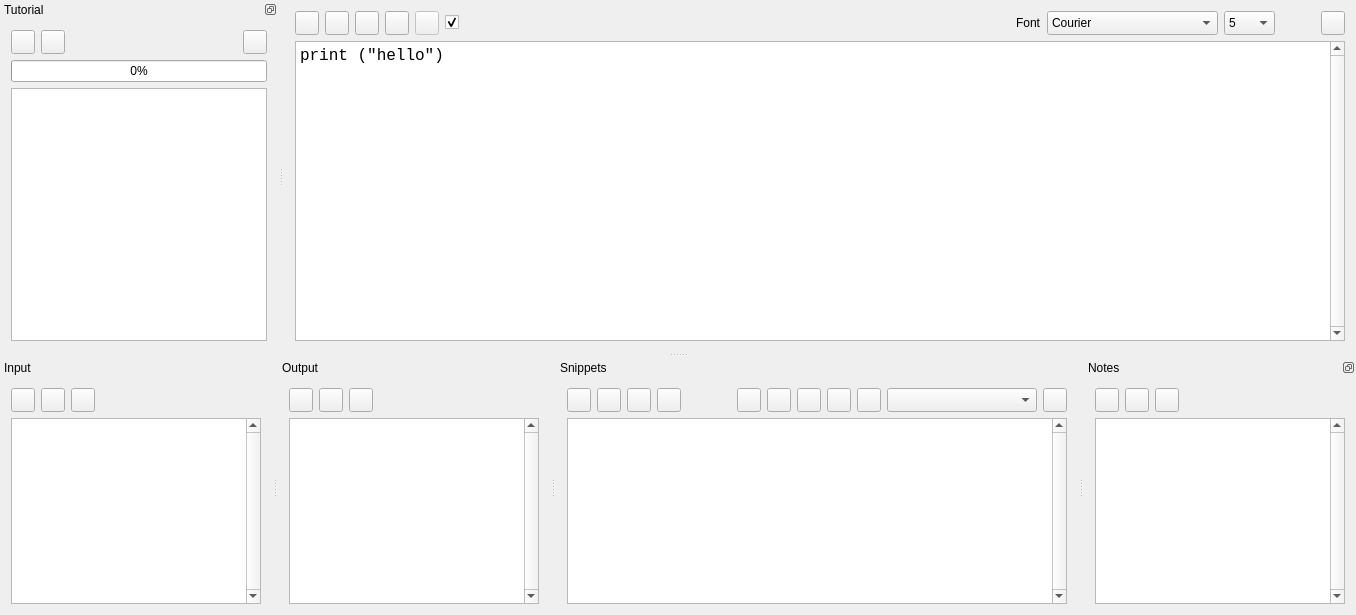
This is UI/mainview.ui in JaDogg/expressPython as Qt 5 draws it before an edit. The edited form follows.
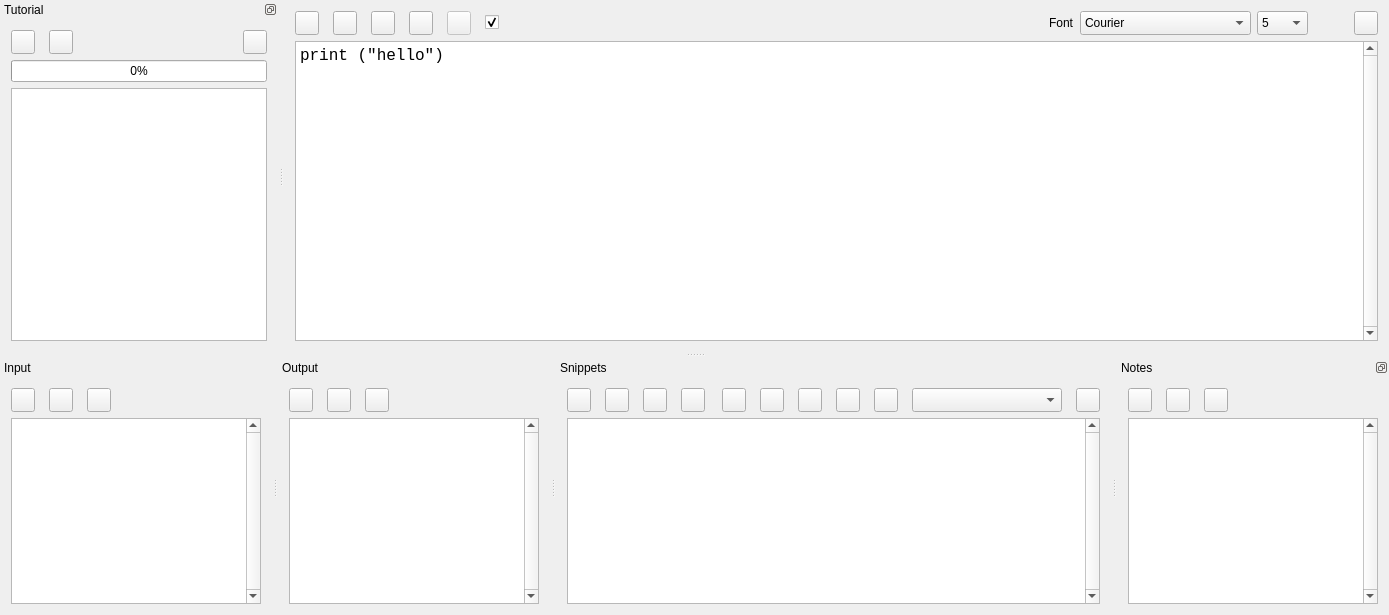
This is the edited form. Icons and pictures are not drawn. Custom widgets are drawn as their Qt base class.

```diff
--- a/UI/mainview.ui
+++ b/UI/mainview.ui
@@ -6,7 +6,7 @@
    <rect>
     <x>0</x>
     <y>0</y>
-    <width>1337</width>
+    <width>1389</width>
     <height>615</height>
    </rect>
   </property>
@@ -56,6 +56,22 @@
         </property>
        </widget>
       </item>
+      <item>
+       <spacer name="horizontalSpacer">
+        <property name="orientation">
+         <enum>Qt::Horizontal</enum>
+        </property>
+        <property name="sizeType">
+         <enum>QSizePolicy::Fixed</enum>
+        </property>
+        <property name="sizeHint" stdset="0">
+         <size>
+          <width>8</width>
+          <height>20</height>
+         </size>
+        </property>
+       </spacer>
+      </item>
       <item>
        <widget class="QPushButton" name="btnCodeSave">
         <property name="minimumSize">
@@ -88,6 +104,22 @@
         </property>
        </widget>
       </item>
+      <item>
+       <spacer name="horizontalSpacer_2">
+        <property name="orientation">
+         <enum>Qt::Horizontal</enum>
+        </property>
+        <property name="sizeType">
+         <enum>QSizePolicy::Minimum</enum>
+        </property>
+        <property name="sizeHint" stdset="0">
+         <size>
+          <width>8</width>
+          <height>20</height>
+         </size>
+        </property>
+       </spacer>
+      </item>
       <item>
        <widget class="QPushButton" name="btnCodeClear">
         <property name="minimumSize">
@@ -120,6 +152,22 @@
         </property>
        </widget>
       </item>
+      <item>
+       <spacer name="horizontalSpacer_3">
+        <property name="orientation">
+         <enum>Qt::Horizontal</enum>
+        </property>
+        <property name="sizeType">
+         <enum>QSizePolicy::Maximum</enum>
+        </property>
+        <property name="sizeHint" stdset="0">
+         <size>
+          <width>8</width>
+          <height>20</height>
+         </size>
+        </property>
+       </spacer>
+      </item>
       <item>
        <widget class="QPushButton" name="btnRun">
         <property name="minimumSize">
@@ -152,6 +200,22 @@
         </property>
        </widget>
       </item>
+      <item>
+       <spacer name="horizontalSpacer_4">
+        <property name="orientation">
+         <enum>Qt::Horizontal</enum>
+        </property>
+        <property name="sizeType">
+         <enum>QSizePolicy::Minimum</enum>
+        </property>
+        <property name="sizeHint" stdset="0">
+         <size>
+          <width>8</width>
+          <height>20</height>
+         </size>
+        </property>
+       </spacer>
+      </item>
       <item>
        <widget class="QPushButton" name="btnStopPython">
         <property name="enabled">
@@ -187,6 +251,22 @@
         </property>
        </widget>
       </item>
+      <item>
+       <spacer name="horizontalSpacer_5">
+        <property name="orientation">
+         <enum>Qt::Horizontal</enum>
+        </property>
+        <property name="sizeType">
+         <enum>QSizePolicy::Minimum</enum>
+        </property>
+        <property name="sizeHint" stdset="0">
+         <size>
+          <width>8</width>
+          <height>20</height>
+         </size>
+        </property>
+       </spacer>
+      </item>
       <item>
        <widget class="QCheckBox" name="chkClearOut">
         <property name="toolTip">
@@ -244,7 +324,7 @@
          <bool>false</bool>
         </property>
         <property name="currentText">
-         <string>CodingFontTobi</string>
+         <string>Consolas</string>
         </property>
         <property name="fontFilters">
          <set>QFontComboBox::MonospacedFonts</set>
@@ -493,6 +573,22 @@
            </property>
           </widget>
          </item>
+         <item>
+          <spacer name="horizontalSpacer_7">
+           <property name="orientation">
+            <enum>Qt::Horizontal</enum>
+           </property>
+           <property name="sizeType">
+            <enum>QSizePolicy::Fixed</enum>
+           </property>
+           <property name="sizeHint" stdset="0">
+            <size>
+             <width>8</width>
+             <height>20</height>
+            </size>
+           </property>
+          </spacer>
+         </item>
          <item>
           <widget class="QPushButton" name="btnInputSave">
            <property name="minimumSize">
@@ -525,6 +621,22 @@
            </property>
           </widget>
          </item>
+         <item>
+          <spacer name="horizontalSpacer_8">
+           <property name="orientation">
+            <enum>Qt::Horizontal</enum>
+           </property>
+           <property name="sizeType">
+            <enum>QSizePolicy::Fixed</enum>
+           </property>
+           <property name="sizeHint" stdset="0">
+            <size>
+             <width>8</width>
+             <height>20</height>
+            </size>
+           </property>
+          </spacer>
+         </item>
          <item>
           <widget class="QPushButton" name="btnInputClear">
            <property name="minimumSize">
@@ -650,6 +762,22 @@
            </property>
           </widget>
          </item>
+         <item>
+          <spacer name="horizontalSpacer_9">
+           <property name="orientation">
+            <enum>Qt::Horizontal</enum>
+           </property>
+           <property name="sizeType">
+            <enum>QSizePolicy::Fixed</enum>
+           </property>
+           <property name="sizeHint" stdset="0">
+            <size>
+             <width>8</width>
+             <height>20</height>
+            </size>
+           </property>
+          </spacer>
+         </item>
          <item>
           <widget class="QPushButton" name="btnOutputSave">
            <property name="minimumSize">
@@ -682,6 +810,22 @@
            </property>
           </widget>
          </item>
+         <item>
+          <spacer name="horizontalSpacer_10">
+           <property name="orientation">
+            <enum>Qt::Horizontal</enum>
+           </property>
+           <property name="sizeType">
+            <enum>QSizePolicy::Fixed</enum>
+           </property>
+           <property name="sizeHint" stdset="0">
+            <size>
+             <width>8</width>
+             <height>20</height>
+            </size>
+           </property>
+          </spacer>
+         </item>
          <item>
           <widget class="QPushButton" name="btnOutputClear">
            <property name="minimumSize">
@@ -798,6 +942,22 @@
            </property>
           </widget>
          </item>
+         <item>
+          <spacer name="horizontalSpacer_11">
+           <property name="orientation">
+            <enum>Qt::Horizontal</enum>
+           </property>
+           <property name="sizeType">
+            <enum>QSizePolicy::Fixed</enum>
+           </property>
+           <property name="sizeHint" stdset="0">
+            <size>
+             <width>8</width>
+             <height>20</height>
+            </size>
+           </property>
+          </spacer>
+         </item>
          <item>
           <widget class="QPushButton" name="btnSnippetSave">
            <property name="minimumSize">
@@ -830,6 +990,22 @@
            </property>
           </widget>
          </item>
+         <item>
+          <spacer name="horizontalSpacer_12">
+           <property name="orientation">
+            <enum>Qt::Horizontal</enum>
+           </property>
+           <property name="sizeType">
+            <enum>QSizePolicy::Fixed</enum>
+           </property>
+           <property name="sizeHint" stdset="0">
+            <size>
+             <width>8</width>
+             <height>20</height>
+            </size>
+           </property>
+          </spacer>
+         </item>
          <item>
           <widget class="QPushButton" name="btnSnippetClear">
            <property name="minimumSize">
@@ -862,6 +1038,22 @@
            </property>
           </widget>
          </item>
+         <item>
+          <spacer name="horizontalSpacer_13">
+           <property name="orientation">
+            <enum>Qt::Horizontal</enum>
+           </property>
+           <property name="sizeType">
+            <enum>QSizePolicy::Minimum</enum>
+           </property>
+           <property name="sizeHint" stdset="0">
+            <size>
+             <width>8</width>
+             <height>20</height>
+            </size>
+           </property>
+          </spacer>
+         </item>
          <item>
           <widget class="QPushButton" name="btnRunSnippet">
            <property name="minimumSize">
@@ -939,6 +1131,22 @@
            </property>
           </widget>
          </item>
+         <item>
+          <spacer name="horizontalSpacer_14">
+           <property name="orientation">
+            <enum>Qt::Horizontal</enum>
+           </property>
+           <property name="sizeType">
+            <enum>QSizePolicy::Fixed</enum>
+           </property>
+           <property name="sizeHint" stdset="0">
+            <size>
+             <width>8</width>
+             <height>20</height>
+            </size>
+           </property>
+          </spacer>
+         </item>
          <item>
           <widget class="QPushButton" name="btnAddSnippet">
            <property name="minimumSize">
@@ -971,6 +1179,22 @@
            </property>
           </widget>
          </item>
+         <item>
+          <spacer name="horizontalSpacer_15">
+           <property name="orientation">
+            <enum>Qt::Horizontal</enum>
+           </property>
+           <property name="sizeType">
+            <enum>QSizePolicy::Fixed</enum>
+           </property>
+           <property name="sizeHint" stdset="0">
+            <size>
+             <width>8</width>
+             <height>20</height>
+            </size>
+           </property>
+          </spacer>
+         </item>
          <item>
           <widget class="QPushButton" name="btnRemoveSnippet">
            <property name="minimumSize">
@@ -1003,6 +1227,22 @@
            </property>
           </widget>
          </item>
+         <item>
+          <spacer name="horizontalSpacer_16">
+           <property name="orientation">
+            <enum>Qt::Horizontal</enum>
+           </property>
+           <property name="sizeType">
+            <enum>QSizePolicy::Fixed</enum>
+           </property>
+           <property name="sizeHint" stdset="0">
+            <size>
+             <width>8</width>
+             <height>20</height>
+            </size>
+           </property>
+          </spacer>
+         </item>
          <item>
           <widget class="QPushButton" name="btnLoadSnippet">
            <property name="minimumSize">
@@ -1035,6 +1275,22 @@
            </property>
           </widget>
          </item>
+         <item>
+          <spacer name="horizontalSpacer_17">
+           <property name="orientation">
+            <enum>Qt::Horizontal</enum>
+           </property>
+           <property name="sizeType">
+            <enum>QSizePolicy::Fixed</enum>
+           </property>
+           <property name="sizeHint" stdset="0">
+            <size>
+             <width>8</width>
+             <height>20</height>
+            </size>
+           </property>
+          </spacer>
+         </item>
          <item>
           <widget class="QPushButton" name="btnUpdateSnippet">
            <property name="minimumSize">
@@ -1067,6 +1323,22 @@
            </property>
           </widget>
          </item>
+         <item>
+          <spacer name="horizontalSpacer_20">
+           <property name="orientation">
+            <enum>Qt::Horizontal</enum>
+           </property>
+           <property name="sizeType">
+            <enum>QSizePolicy::Fixed</enum>
+           </property>
+           <property name="sizeHint" stdset="0">
+            <size>
+             <width>8</width>
+             <height>20</height>
+            </size>
+           </property>
+          </spacer>
+         </item>
          <item>
           <widget class="QComboBox" name="cmbSnippets">
            <property name="minimumSize">
@@ -1086,6 +1358,22 @@
            </property>
           </widget>
          </item>
+         <item>
+          <spacer name="horizontalSpacer_21">
+           <property name="orientation">
+            <enum>Qt::Horizontal</enum>
+           </property>
+           <property name="sizeType">
+            <enum>QSizePolicy::Fixed</enum>
+           </property>
+           <property name="sizeHint" stdset="0">
+            <size>
+             <width>8</width>
+             <height>20</height>
+            </size>
+           </property>
+          </spacer>
+         </item>
          <item>
           <widget class="QPushButton" name="btnRunSnippetFromCombo">
            <property name="minimumSize">
@@ -1204,6 +1492,22 @@
            </property>
           </widget>
          </item>
+         <item>
+          <spacer name="horizontalSpacer_18">
+           <property name="orientation">
+            <enum>Qt::Horizontal</enum>
+           </property>
+           <property name="sizeType">
+            <enum>QSizePolicy::Fixed</enum>
+           </property>
+           <property name="sizeHint" stdset="0">
+            <size>
+             <width>8</width>
+             <height>20</height>
+            </size>
+           </property>
+          </spacer>
+         </item>
          <item>
           <widget class="QPushButton" name="btnNotesSave">
            <property name="minimumSize">
@@ -1236,6 +1540,22 @@
            </property>
           </widget>
          </item>
+         <item>
+          <spacer name="horizontalSpacer_19">
+           <property name="orientation">
+            <enum>Qt::Horizontal</enum>
+           </property>
+           <property name="sizeType">
+            <enum>QSizePolicy::Minimum</enum>
+           </property>
+           <property name="sizeHint" stdset="0">
+            <size>
+             <width>8</width>
+             <height>20</height>
+            </size>
+           </property>
+          </spacer>
+         </item>
          <item>
           <widget class="QPushButton" name="btnNotesClear">
            <property name="minimumSize">
@@ -1347,13 +1667,23 @@
             <iconset resource="../PyRunResources.qrc">
              <normaloff>:/data/Icons/Open.png</normaloff>:/data/Icons/Open.png</iconset>
            </property>
-           <property name="iconSize">
+          </widget>
+         </item>
+         <item>
+          <spacer name="horizontalSpacer_6">
+           <property name="orientation">
+            <enum>Qt::Horizontal</enum>
+           </property>
+           <property name="sizeType">
+            <enum>QSizePolicy::Fixed</enum>
+           </property>
+           <property name="sizeHint" stdset="0">
             <size>
-             <width>16</width>
-             <height>16</height>
+             <width>8</width>
+             <height>20</height>
             </size>
            </property>
-          </widget>
+          </spacer>
          </item>
          <item>
           <widget class="QPushButton" name="btnTuteLoad">
```
